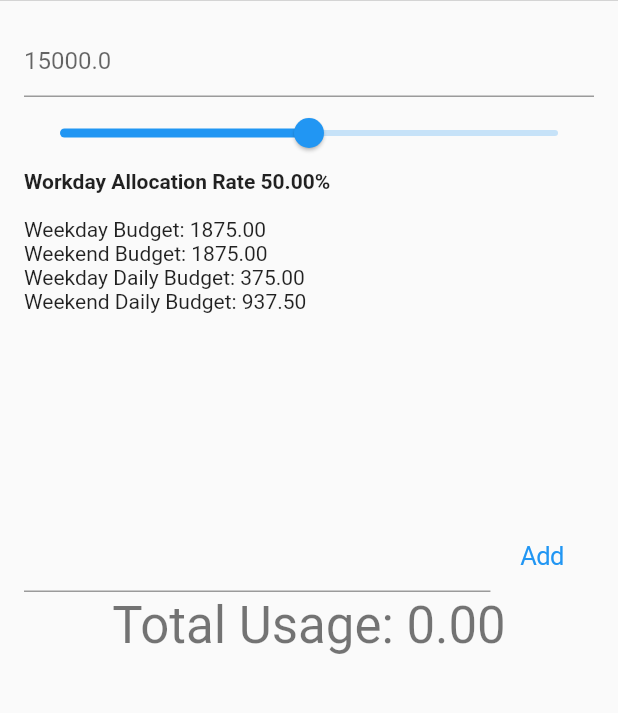
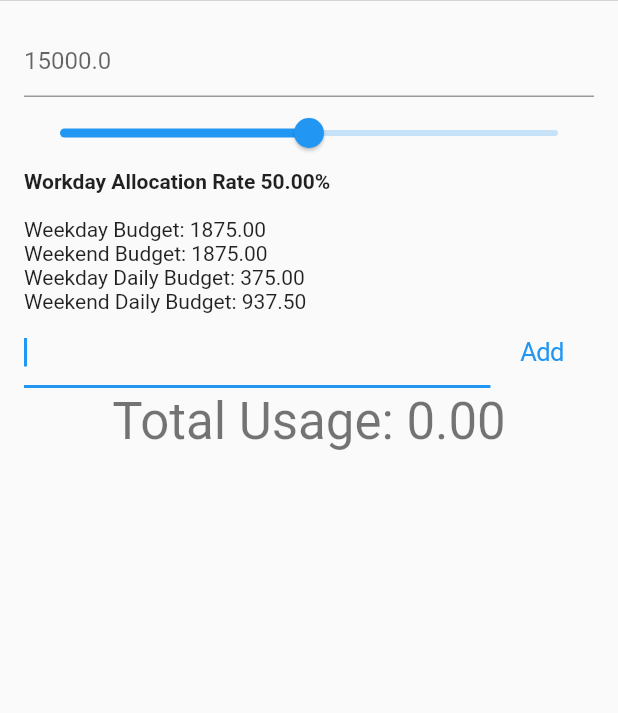
Before and after one commit to 1t2t3t4t/budget_advisor, a Flutter app: the screen it shows after launch, on a phone screen of 412 x 824 dp, the part 65-778 px from its top. Run offline on Flutter 3.47's test engine with Material 2 defaults, Android fonts, the phone set to English and light mode, and no system bars; our stand-ins replace bloc, flutter_bloc.

Commit message:
add autofus input

```diff
--- a/lib/budget_advise_view.dart
+++ b/lib/budget_advise_view.dart
@@ -37,8 +37,7 @@ class BudgetAdviceView extends StatelessWidget {
   Widget build(BuildContext context) {
     return BlocBuilder<BudgetAdviceBloc, BudgetAdviceState>(
       builder: (context, state) {
-        return Expanded(
-          child: Column(
+        return Column(
           crossAxisAlignment: CrossAxisAlignment.start,
           children: [
             input(context, state),
@@ -50,7 +49,6 @@ class BudgetAdviceView extends StatelessWidget {
             Text(
                 "Weekend Daily Budget: ${state.weekEndDailyBudget.toStringAsFixed(2)}")
           ],
-          ),
         );
       },
     );
--- a/lib/budget_input_view.dart
+++ b/lib/budget_input_view.dart
@@ -12,8 +12,39 @@ class BudgetInputView extends StatefulWidget {
   }
 }
 
-class _BudgetInputViewState extends State<BudgetInputView> {
+class _BudgetInputViewState extends State<BudgetInputView> with WidgetsBindingObserver {
   final TextEditingController _inputTextController = TextEditingController();
+  final FocusNode _inputFocusNode = FocusNode();
+
+
+  @override
+  void initState() {
+    super.initState();
+    WidgetsBinding.instance.addObserver(this);
+  }
+
+  @override
+  void didChangeAppLifecycleState(AppLifecycleState state) {
+    switch (state) {
+      case AppLifecycleState.resumed:
+        Future.delayed(const Duration(milliseconds: 100)).then((value) {
+          if (_inputFocusNode.hasFocus) {
+            _inputFocusNode.unfocus();
+          }
+          _inputFocusNode.requestFocus();
+        });
+        break;
+      case AppLifecycleState.inactive:
+        break;
+      case AppLifecycleState.paused:
+        if (_inputFocusNode.hasFocus) {
+          _inputFocusNode.unfocus();
+        }
+        break;
+      case AppLifecycleState.detached:
+        break;
+    }
+  }
 
   Widget _inputWidgets(BuildContext context) {
     return Row(
@@ -22,6 +53,14 @@ class _BudgetInputViewState extends State<BudgetInputView> {
           child: TextField(
             controller: _inputTextController,
             keyboardType: TextInputType.number,
+            autofocus: true,
+            focusNode: _inputFocusNode,
+            onSubmitted: (text) {
+              if (text.isNotEmpty) {
+                final amount = double.parse(text);
+                context.read<BudgetInputBloc>().add(BudgetInputAdd(amount));
+              }
+            },
           ),
         ),
         CupertinoButton(
@@ -44,6 +83,7 @@ class _BudgetInputViewState extends State<BudgetInputView> {
   @override
   Widget build(BuildContext context) {
     return BlocBuilder<BudgetInputBloc, BudgetInputState>(
+
       builder: (context, state) {
         return Column(
           children: [_inputWidgets(context), _infoDisplay(context, state)],
--- a/lib/home_screen.dart
+++ b/lib/home_screen.dart
@@ -29,11 +29,10 @@ class HomeScreen extends StatelessWidget {
             ),
             body: Padding(
               padding: const EdgeInsets.all(16.0),
-              child: Column(
+              child: ListView(
                 children: const [
                   BudgetAdviceView(),
-                  BudgetInputView(),
-                  Spacer()
+                  BudgetInputView()
                 ],
               ),
             )));
```
Lines whose indentation alone changed are shown as unchanged.
